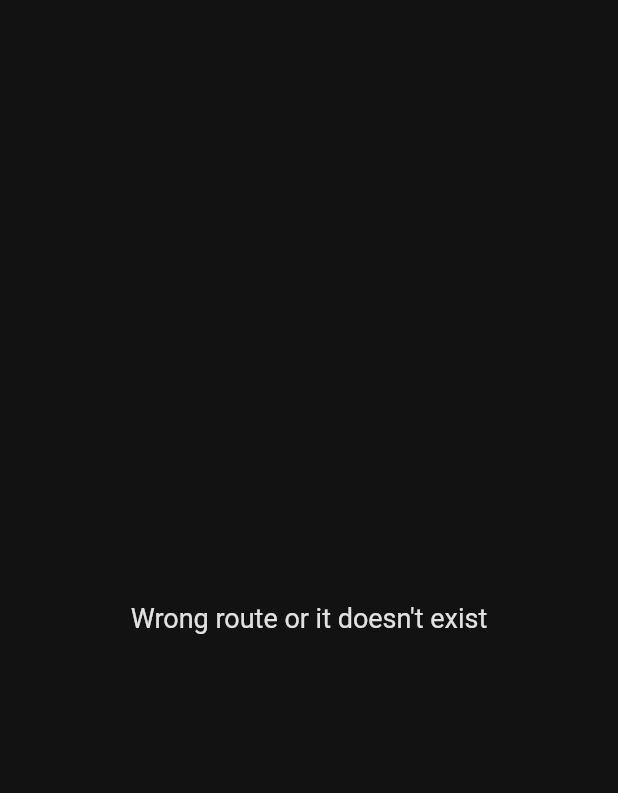
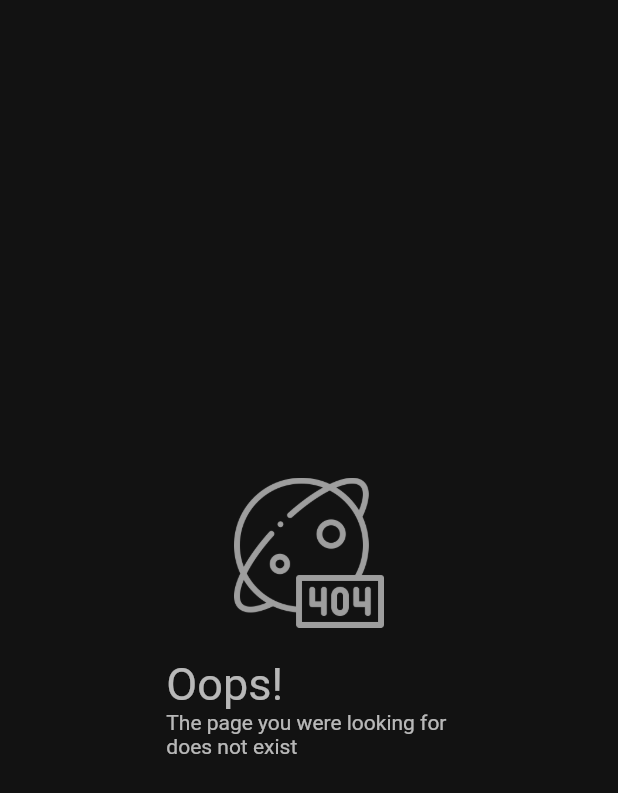
Before and after one commit to QristineVanesyan1/navigator_sample, a Flutter app: the ErrorScreen screen opened directly, on a phone screen of 412 x 824 dp. Shown: the top 793 px of the screen. Run offline on Flutter 3.47's test engine with Material 2 defaults, Android fonts, the phone set to English and light mode, and no system bars; our stand-ins replace url_strategy.

Commit message:
ADD Not found screen

```diff
--- a/navigator_sample/lib/screens/error_screen.dart
+++ b/navigator_sample/lib/screens/error_screen.dart
@@ -1,3 +1,4 @@
+import 'package:flutter/foundation.dart';
 import 'package:flutter/material.dart';
 
 class ErrorScreen extends StatelessWidget {
@@ -5,8 +6,56 @@ class ErrorScreen extends StatelessWidget {
 
   @override
   Widget build(BuildContext context) {
-    return const Scaffold(
-      body: Center(child: Text("Wrong route or it doesn't exist")),
+    const widgets = [_NotFoundWidget(), _MessageWidget()];
+    return Scaffold(
+        body: Center(
+      child: kIsWeb
+          ? Row(
+              mainAxisAlignment: MainAxisAlignment.center,
+              children: widgets,
+            )
+          : Column(
+              mainAxisAlignment: MainAxisAlignment.center, children: widgets),
+    ));
+  }
+}
+
+class _NotFoundWidget extends StatelessWidget {
+  const _NotFoundWidget({Key? key}) : super(key: key);
+
+  @override
+  Widget build(BuildContext context) {
+    return const Padding(
+      padding: EdgeInsets.only(right: kIsWeb ? 20 : 0, bottom: kIsWeb ? 0 : 20),
+      child: Image(
+          image: AssetImage('assets/icons/error_404.png'),
+          height: kIsWeb ? 180 : 100,
+          color: Colors.grey),
     );
   }
 }
+
+class _MessageWidget extends StatelessWidget {
+  const _MessageWidget({Key? key}) : super(key: key);
+
+  @override
+  Widget build(BuildContext context) {
+    return Column(
+      crossAxisAlignment: CrossAxisAlignment.start,
+      mainAxisSize: MainAxisSize.min,
+      children: [
+        Text('Oops!',
+            style: kIsWeb
+                ? Theme.of(context).textTheme.headline1
+                : Theme.of(context).textTheme.headline2),
+        Flexible(
+          child: Text("The page you were looking for \ndoes not exist",
+              overflow: TextOverflow.ellipsis,
+              style: kIsWeb
+                  ? Theme.of(context).textTheme.headline2
+                  : Theme.of(context).textTheme.headline3),
+        ),
+      ],
+    );
+  }
+}
--- a/navigator_sample/lib/styles/theme_params.dart
+++ b/navigator_sample/lib/styles/theme_params.dart
@@ -13,7 +13,7 @@ class ThemeParams {
         headline3: TextStyle(fontSize: 14),
         bodyText1: TextStyle(fontSize: 16),
         bodyText2: TextStyle(fontSize: 18),
-      ).apply(bodyColor: const Color(0xFFE2E2E2)),
+      ).apply(bodyColor: white),
       scaffoldBackgroundColor: darkGrey,
       cardColor: grey,
       progressIndicatorTheme: ProgressIndicatorThemeData(color: white),
--- a/navigator_sample/pubspec.yaml
+++ b/navigator_sample/pubspec.yaml
@@ -63,9 +63,8 @@ flutter:
   uses-material-design: true
 
   # To add assets to your application, add an assets section, like this:
-  # assets:
-  #   - images/a_dot_burr.jpeg
-  #   - images/a_dot_ham.jpeg
+  assets:
+    - assets/icons/
 
   # An image asset can refer to one or more resolution-specific "variants", see
   # https://flutter.dev/assets-and-images/#resolution-aware
```
Also changed, not shown: navigator_sample/assets/icons/error_404.png (added), 1 other file.
